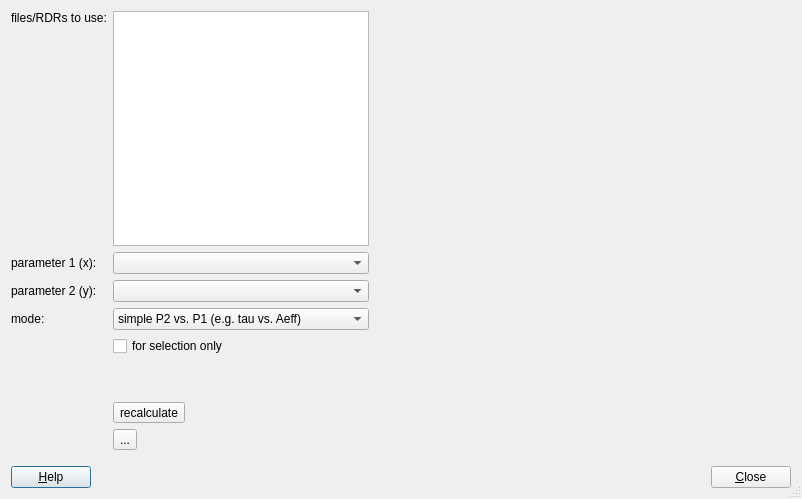
Qt form plugins/imagingfcs/qfrdrimagingfcsdiffusionlawdialog.ui (jkriege2/QuickFit3) before a commit.
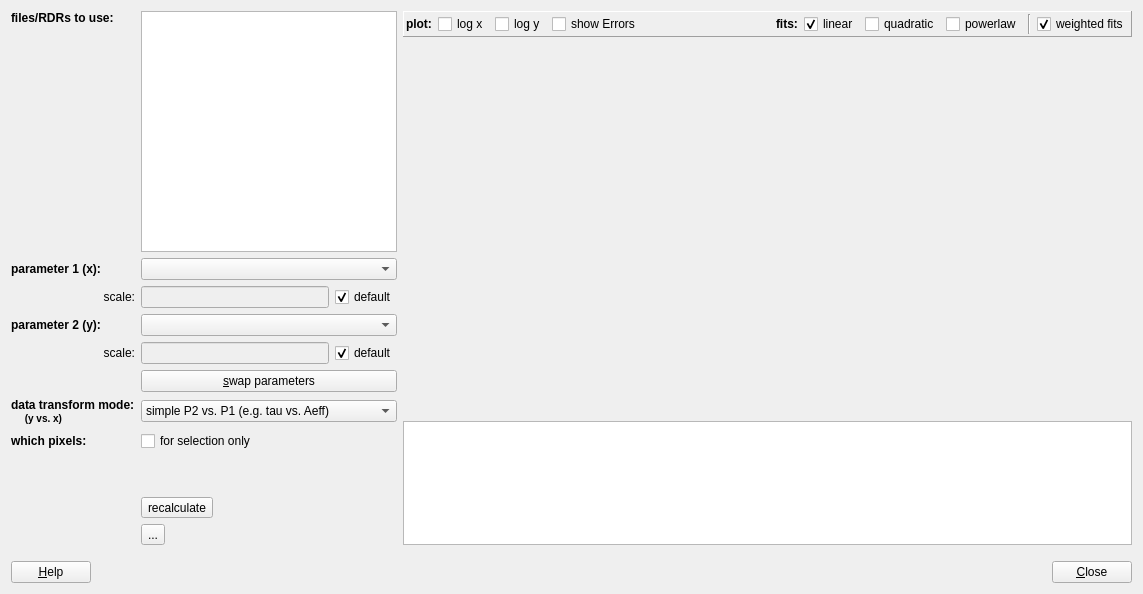
The same form after that commit. Icons and pictures are not drawn. Custom widgets are drawn as their Qt base class.

The edit to the form file:
```diff
--- a/plugins/imagingfcs/qfrdrimagingfcsdiffusionlawdialog.ui
+++ b/plugins/imagingfcs/qfrdrimagingfcsdiffusionlawdialog.ui
@@ -1,7 +1,7 @@
 <?xml version="1.0" encoding="UTF-8"?>
 <ui version="4.0">
  <class>QFRDRImagingFCSDiffusionLawDialog</class>
- <widget class="QDialog" name="QFRDRImagingFCSDiffusionLawDialog">
+ <widget class="QWidget" name="QFRDRImagingFCSDiffusionLawDialog">
   <property name="windowModality">
    <enum>Qt::WindowModal</enum>
   </property>
@@ -9,31 +9,150 @@
    <rect>
     <x>0</x>
     <y>0</y>
-    <width>802</width>
-    <height>499</height>
+    <width>1143</width>
+    <height>594</height>
    </rect>
   </property>
   <property name="windowTitle">
-   <string>Calculate FCS Diffusion Law</string>
+   <string>imagingFCS Diffusion Law</string>
   </property>
-  <property name="sizeGripEnabled">
+  <property name="sizeGripEnabled" stdset="0">
    <bool>true</bool>
   </property>
   <layout class="QVBoxLayout" name="verticalLayout">
    <item>
-    <layout class="QHBoxLayout" name="horizontalLayout" stretch="0,1">
-     <item>
-      <layout class="QGridLayout" name="gridLayout" rowstretch="1,0,0,0,0,0,0,0">
-       <item row="0" column="0">
-        <widget class="QLabel" name="label">
-         <property name="text">
-          <string>files/RDRs to use:</string>
-         </property>
-         <property name="alignment">
-          <set>Qt::AlignLeading|Qt::AlignLeft|Qt::AlignTop</set>
-         </property>
-        </widget>
-       </item>
+    <layout class="QGridLayout" name="gridLayout_2" rowstretch="0,6,2" columnstretch="0,1">
+     <item row="0" column="1">
+      <widget class="QFrame" name="frame">
+       <property name="minimumSize">
+        <size>
+         <width>0</width>
+         <height>10</height>
+        </size>
+       </property>
+       <property name="frameShape">
+        <enum>QFrame::Panel</enum>
+       </property>
+       <property name="frameShadow">
+        <enum>QFrame::Raised</enum>
+       </property>
+       <layout class="QHBoxLayout" name="horizontalLayout">
+        <property name="leftMargin">
+         <number>2</number>
+        </property>
+        <property name="topMargin">
+         <number>2</number>
+        </property>
+        <property name="rightMargin">
+         <number>2</number>
+        </property>
+        <property name="bottomMargin">
+         <number>2</number>
+        </property>
+        <item>
+         <widget class="QLabel" name="label_6">
+          <property name="text">
+           <string>&lt;b&gt;plot:&lt;/b&gt;</string>
+          </property>
+         </widget>
+        </item>
+        <item>
+         <widget class="QCheckBox" name="chkLogX">
+          <property name="text">
+           <string>log x</string>
+          </property>
+         </widget>
+        </item>
+        <item>
+         <widget class="QCheckBox" name="chkLogY">
+          <property name="text">
+           <string>log y</string>
+          </property>
+         </widget>
+        </item>
+        <item>
+         <widget class="QCheckBox" name="chkShowErrors">
+          <property name="text">
+           <string>show Errors</string>
+          </property>
+         </widget>
+        </item>
+        <item>
+         <spacer name="horizontalSpacer_2">
+          <property name="orientation">
+           <enum>Qt::Horizontal</enum>
+          </property>
+          <property name="sizeHint" stdset="0">
+           <size>
+            <width>40</width>
+            <height>20</height>
+           </size>
+          </property>
+         </spacer>
+        </item>
+        <item>
+         <widget class="QLabel" name="label_5">
+          <property name="text">
+           <string>&lt;b&gt;fits:&lt;/b&gt;</string>
+          </property>
+         </widget>
+        </item>
+        <item>
+         <widget class="QCheckBox" name="chkFitLin">
+          <property name="text">
+           <string>linear</string>
+          </property>
+          <property name="checked">
+           <bool>true</bool>
+          </property>
+         </widget>
+        </item>
+        <item>
+         <widget class="QCheckBox" name="chkFitQuadratic">
+          <property name="text">
+           <string>quadratic</string>
+          </property>
+         </widget>
+        </item>
+        <item>
+         <widget class="QCheckBox" name="chkFitPowerlaw">
+          <property name="text">
+           <string>powerlaw</string>
+          </property>
+         </widget>
+        </item>
+        <item>
+         <widget class="Line" name="line">
+          <property name="orientation">
+           <enum>Qt::Vertical</enum>
+          </property>
+         </widget>
+        </item>
+        <item>
+         <widget class="QCheckBox" name="chkFitWeighted">
+          <property name="text">
+           <string>weighted fits</string>
+          </property>
+          <property name="checked">
+           <bool>true</bool>
+          </property>
+         </widget>
+        </item>
+       </layout>
+      </widget>
+     </item>
+     <item row="1" column="1">
+      <widget class="QFPlotter" name="plotter" native="true"/>
+     </item>
+     <item row="2" column="1">
+      <widget class="QPlainTextEdit" name="plainTextEdit">
+       <property name="readOnly">
+        <bool>true</bool>
+       </property>
+      </widget>
+     </item>
+     <item row="0" column="0" rowspan="3">
+      <layout class="QGridLayout" name="gridLayout" rowstretch="1,0,0,0,0,0,0,0,0,0,0,0,0">
        <item row="0" column="1">
         <widget class="QListWidget" name="lstRDRs">
          <property name="maximumSize">
@@ -42,50 +161,25 @@
            <height>16777215</height>
           </size>
          </property>
-        </widget>
-       </item>
-       <item row="1" column="0">
-        <widget class="QLabel" name="label_3">
-         <property name="text">
-          <string>parameter 1 (x):</string>
+         <property name="horizontalScrollBarPolicy">
+          <enum>Qt::ScrollBarAlwaysOff</enum>
          </property>
-        </widget>
-       </item>
-       <item row="1" column="1">
-        <widget class="QComboBox" name="cmbParameter1">
-         <property name="maximumSize">
-          <size>
-           <width>350</width>
-           <height>16777215</height>
-          </size>
-         </property>
-        </widget>
-       </item>
-       <item row="2" column="0">
-        <widget class="QLabel" name="label_2">
-         <property name="text">
-          <string>parameter 2 (y):</string>
-         </property>
-        </widget>
-       </item>
-       <item row="2" column="1">
-        <widget class="QComboBox" name="cmbParameter2">
-         <property name="maximumSize">
-          <size>
-           <width>350</width>
-           <height>16777215</height>
-          </size>
-         </property>
-        </widget>
-       </item>
-       <item row="3" column="0">
-        <widget class="QLabel" name="label_4">
-         <property name="text">
-          <string>mode:</string>
+         <property name="textElideMode">
+          <enum>Qt::ElideMiddle</enum>
          </property>
         </widget>
        </item>
        <item row="3" column="1">
+        <widget class="QFEnhancedComboBox" name="cmbParameter2">
+         <property name="maximumSize">
+          <size>
+           <width>350</width>
+           <height>16777215</height>
+          </size>
+         </property>
+        </widget>
+       </item>
+       <item row="7" column="1">
         <widget class="QComboBox" name="cmbMode">
          <property name="maximumSize">
           <size>
@@ -113,16 +207,118 @@
            <string>P2 vs. P1² (e.g. tauD vs. Wxy²)</string>
           </property>
          </item>
+         <item>
+          <property name="text">
+           <string>(P1/P2) vs. P2 (e.g. Aeff vs. D/Aeff)</string>
+          </property>
+         </item>
+         <item>
+          <property name="text">
+           <string>(P1/P2²) vs. P2² (e.g. Wxy² vs. D/Wxy²)</string>
+          </property>
+         </item>
+         <item>
+          <property name="text">
+           <string>P1 vs. P2² (e.g. Wxy² vs. tauD)</string>
+          </property>
+         </item>
         </widget>
        </item>
-       <item row="4" column="1">
+       <item row="3" column="0">
+        <widget class="QLabel" name="label_2">
+         <property name="font">
+          <font>
+           <weight>75</weight>
+           <bold>true</bold>
+          </font>
+         </property>
+         <property name="text">
+          <string>parameter 2 (y):</string>
+         </property>
+        </widget>
+       </item>
+       <item row="7" column="0">
+        <widget class="QLabel" name="label_7">
+         <property name="font">
+          <font>
+           <weight>75</weight>
+           <bold>true</bold>
+          </font>
+         </property>
+         <property name="text">
+          <string>data transform mode:&lt;br&gt;
+&lt;small&gt;&amp;nbsp;&amp;nbsp;&amp;nbsp;&amp;nbsp;&amp;nbsp;(y vs. x)&lt;/small&gt;</string>
+         </property>
+        </widget>
+       </item>
+       <item row="11" column="1">
+        <widget class="QToolButton" name="btnRecalc">
+         <property name="text">
+          <string>recalculate</string>
+         </property>
+         <property name="icon">
+          <iconset resource="../../lib/lib.qrc">
+           <normaloff>:/lib/fit_fitcurrent.png</normaloff>:/lib/fit_fitcurrent.png</iconset>
+         </property>
+         <property name="toolButtonStyle">
+          <enum>Qt::ToolButtonTextBesideIcon</enum>
+         </property>
+        </widget>
+       </item>
+       <item row="2" column="0">
+        <widget class="QLabel" name="label_8">
+         <property name="text">
+          <string>scale:</string>
+         </property>
+         <property name="alignment">
+          <set>Qt::AlignRight|Qt::AlignTrailing|Qt::AlignVCenter</set>
+         </property>
+        </widget>
+       </item>
+       <item row="1" column="0">
+        <widget class="QLabel" name="label_3">
+         <property name="font">
+          <font>
+           <weight>75</weight>
+           <bold>true</bold>
+          </font>
+         </property>
+         <property name="text">
+          <string>parameter 1 (x):</string>
+         </property>
+        </widget>
+       </item>
+       <item row="8" column="0">
+        <widget class="QLabel" name="label_4">
+         <property name="font">
+          <font>
+           <weight>75</weight>
+           <bold>true</bold>
+          </font>
+         </property>
+         <property name="text">
+          <string>which pixels:</string>
+         </property>
+        </widget>
+       </item>
+       <item row="8" column="1">
         <widget class="QCheckBox" name="chkSelection">
          <property name="text">
           <string>for selection only</string>
          </property>
         </widget>
        </item>
-       <item row="5" column="1">
+       <item row="5" column="0">
+        <widget class="QLabel" name="label_9">
+         <property name="text">
+          <string>scale:</string>
+         </property>
+         <property name="alignment">
+          <set>Qt::AlignRight|Qt::AlignTrailing|Qt::AlignVCenter</set>
+         </property>
+        </widget>
+       </item>
+       <item row="10" column="1">
         <spacer name="verticalSpacer">
          <property name="orientation">
           <enum>Qt::Vertical</enum>
@@ -135,21 +331,33 @@
          </property>
         </spacer>
        </item>
-       <item row="6" column="1">
-        <widget class="QToolButton" name="btnRecalc">
+       <item row="1" column="1">
+        <widget class="QFEnhancedComboBox" name="cmbParameter1">
+         <property name="maximumSize">
+          <size>
+           <width>350</width>
+           <height>16777215</height>
+          </size>
+         </property>
+        </widget>
+       </item>
+       <item row="0" column="0">
+        <widget class="QLabel" name="label">
+         <property name="font">
+          <font>
+           <weight>75</weight>
+           <bold>true</bold>
+          </font>
+         </property>
          <property name="text">
-          <string>recalculate</string>
+          <string>files/RDRs to use:</string>
          </property>
-         <property name="icon">
-          <iconset resource="../../lib/lib.qrc">
-           <normaloff>:/lib/fit_fitcurrent.png</normaloff>:/lib/fit_fitcurrent.png</iconset>
-         </property>
-         <property name="toolButtonStyle">
-          <enum>Qt::ToolButtonTextBesideIcon</enum>
+         <property name="alignment">
+          <set>Qt::AlignLeading|Qt::AlignLeft|Qt::AlignTop</set>
          </property>
         </widget>
        </item>
-       <item row="7" column="1">
+       <item row="12" column="1">
         <widget class="QToolButton" name="btnToTable">
          <property name="text">
           <string>...</string>
@@ -159,11 +367,63 @@
          </property>
         </widget>
        </item>
+       <item row="6" column="1">
+        <widget class="QPushButton" name="btnSwap">
+         <property name="sizePolicy">
+          <sizepolicy hsizetype="Minimum" vsizetype="Fixed">
+           <horstretch>0</horstretch>
+           <verstretch>0</verstretch>
+          </sizepolicy>
+         </property>
+         <property name="text">
+          <string>&amp;swap parameters</string>
+         </property>
+        </widget>
+       </item>
+       <item row="2" column="1">
+        <layout class="QHBoxLayout" name="horizontalLayout_3">
+         <item>
+          <widget class="QFDoubleEdit" name="edtScale1">
+           <property name="enabled">
+            <bool>false</bool>
+           </property>
+          </widget>
+         </item>
+         <item>
+          <widget class="QCheckBox" name="chkDefaultScale1">
+           <property name="text">
+            <string>default</string>
+           </property>
+           <property name="checked">
+            <bool>true</bool>
+           </property>
+          </widget>
+         </item>
+        </layout>
+       </item>
+       <item row="5" column="1">
+        <layout class="QHBoxLayout" name="horizontalLayout_4">
+         <item>
+          <widget class="QFDoubleEdit" name="edtScale2">
+           <property name="enabled">
+            <bool>false</bool>
+           </property>
+          </widget>
+         </item>
+         <item>
+          <widget class="QCheckBox" name="chkDefaultScale2">
+           <property name="text">
+            <string>default</string>
+           </property>
+           <property name="checked">
+            <bool>true</bool>
+           </property>
+          </widget>
+         </item>
+        </layout>
+       </item>
       </layout>
      </item>
-     <item>
-      <widget class="QFPlotter" name="plotter" native="true"/>
-     </item>
     </layout>
    </item>
    <item>
@@ -217,6 +477,16 @@
    <header>qfplotter.h</header>
    <container>1</container>
   </customwidget>
+  <customwidget>
+   <class>QFEnhancedComboBox</class>
+   <extends>QComboBox</extends>
+   <header>qfenhancedcombobox.h</header>
+  </customwidget>
+  <customwidget>
+   <class>QFDoubleEdit</class>
+   <extends>QLineEdit</extends>
+   <header>qfdoubleedit.h</header>
+  </customwidget>
  </customwidgets>
  <resources>
   <include location="../../lib/lib.qrc"/>
```
Left out of the diff: 178 changed lines with no effect on the pictures.
